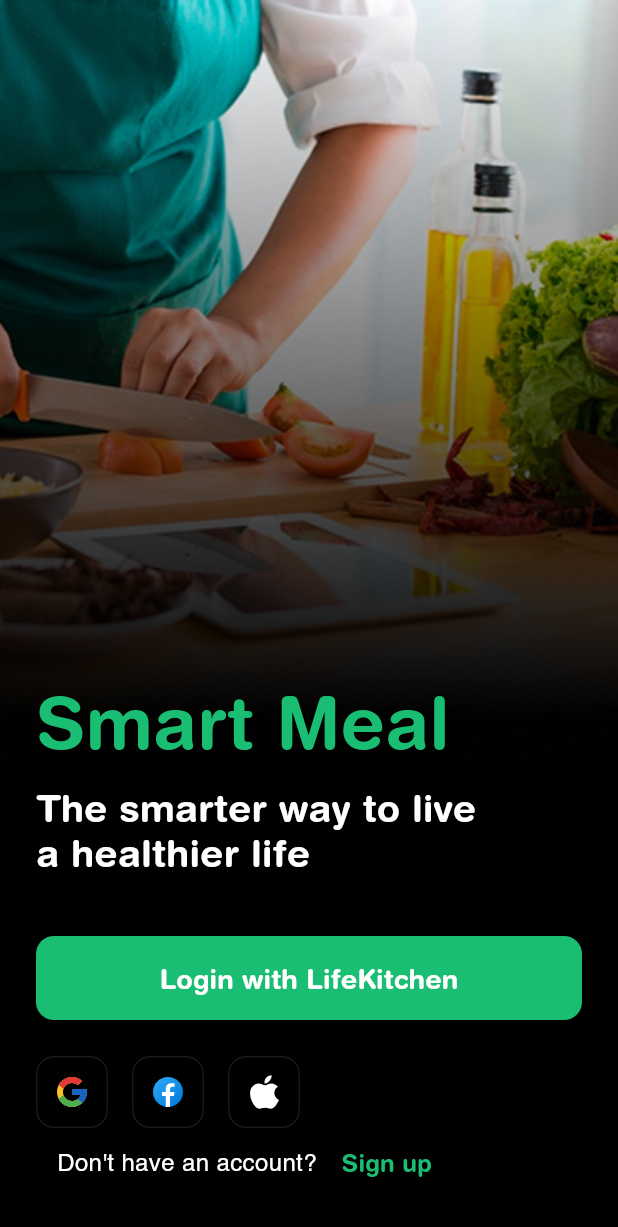
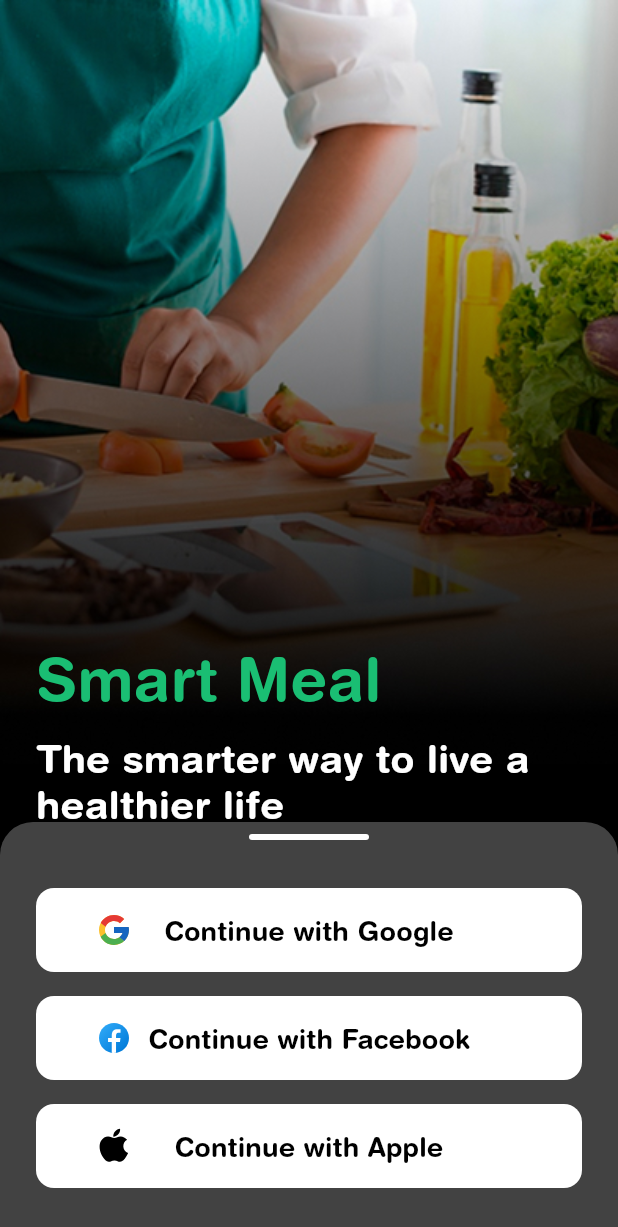
Before and after one commit to zxcfer/smart-meal, a Flutter app: the screen it shows after launch, after a tap on "Get Started", after a tap on "Login with LifeKitchen", on a phone screen of 412 x 824 dp. Shown: the top 1227 px of the screen. Run offline on Flutter 3.47's test engine with Material 3 defaults, Android fonts, the light colour scheme and no system bars; our stand-ins replace auto_route, dio, equatable, flutter_bloc, flutter_svg, get_it and 2 more.

Commit message:
feat: social logins added

```diff
--- a/lib/core/constants/app_images.dart
+++ b/lib/core/constants/app_images.dart
@@ -7,4 +7,5 @@ class AppImages {
   static const String googleIcon = 'assets/icons/google.svg';
   static const String facebookIcon = 'assets/icons/facebook.svg';
   static const String appleIcon = 'assets/icons/apple.svg';
+  static const String appleBlackIcon = 'assets/icons/apple_black.svg';
 }
--- a/lib/core/router/app_router.dart
+++ b/lib/core/router/app_router.dart
@@ -1,7 +1,7 @@
 import 'package:auto_route/auto_route.dart';
 import 'package:smart_meal/features/auth/presentation/pages/login_page.dart';
+import 'package:smart_meal/features/auth/presentation/pages/onboarding_page.dart';
 import 'package:smart_meal/features/home/presentation/pages/home_page.dart';
-import 'package:smart_meal/features/onboarding/presentation/pages/onboarding_page.dart';
 import 'package:smart_meal/features/profile/presentation/pages/profile_page.dart';
 
 part 'app_router.gr.dart';
@@ -10,9 +10,33 @@ part 'app_router.gr.dart';
 class AppRouter extends _$AppRouter {
   @override
   List<AutoRoute> get routes => [
-        AutoRoute(page: OnboardingRoute.page, initial: true),
-        AutoRoute(page: LoginRoute.page),
-        AutoRoute(page: HomeRoute.page),
-        AutoRoute(page: ProfileRoute.page),
+        CustomRoute(
+          page: OnboardingRoute.page,
+          initial: true,
+          transitionsBuilder: TransitionsBuilders.fadeIn,
+          durationInMilliseconds: 400,
+        ),
+        CustomRoute(
+          page: LoginRoute.page,
+          transitionsBuilder: TransitionsBuilders.fadeIn,
+          durationInMilliseconds: 400,
+        ),
+        CustomRoute(
+          page: HomeRoute.page,
+          transitionsBuilder: TransitionsBuilders.slideRight,
+          durationInMilliseconds: 400,
+        ),
+        CustomRoute(
+          page: ProfileRoute.page,
+          transitionsBuilder: TransitionsBuilders.slideRight,
+          durationInMilliseconds: 400,
+        ),
       ];
+
+  @override
+  RouteType get defaultRouteType => RouteType.custom(
+        transitionsBuilder: TransitionsBuilders.fadeIn,
+        durationInMilliseconds: 400,
+        reverseDurationInMilliseconds: 400,
+      );
 }
--- a/lib/features/auth/presentation/pages/login_page.dart
+++ b/lib/features/auth/presentation/pages/login_page.dart
@@ -3,10 +3,30 @@ import 'package:flutter/material.dart';
 import 'package:flutter_svg/flutter_svg.dart';
 import 'package:smart_meal/core/constants/app_images.dart';
 import 'package:smart_meal/core/theme/app_colors.dart';
+import 'package:smart_meal/features/auth/presentation/widgets/social_login_bottom_sheet.dart';
 
 @RoutePage()
 class LoginPage extends StatelessWidget {
   const LoginPage({super.key});
+
+  void _showSocialLoginBottomSheet(BuildContext context) {
+    showModalBottomSheet(
+      context: context,
+      backgroundColor: Colors.transparent,
+      isScrollControlled: true,
+      enableDrag: true,
+      isDismissible: true,
+      useSafeArea: true,
+
+      barrierColor: Colors.transparent,
+      builder: (context) => Padding(
+        padding: EdgeInsets.only(
+          bottom: MediaQuery.of(context).viewInsets.bottom,
+        ),
+        child: const SocialLoginBottomSheet(),
+      ),
+    );
+  }
 
   @override
   Widget build(BuildContext context) {
@@ -37,17 +57,17 @@ class LoginPage extends StatelessWidget {
                     'Smart Meal',
                     style: TextStyle(
                       color: AppColors.primary,
-                      fontSize: 48,
+                      fontSize: 40,
                       fontWeight: FontWeight.w600,
                       height: 1.1,
                     ),
                   ),
                   const SizedBox(height: 16),
                   const Text(
-                    'The smarter way to live\na healthier life',
+                    'The smarter way to live a healthier life',
                     style: TextStyle(
                       color: Colors.white,
-                      fontSize: 25,
+                      fontSize: 26,
                       fontWeight: FontWeight.w600,
                       height: 1.2,
                     ),
@@ -57,7 +77,7 @@ class LoginPage extends StatelessWidget {
                     width: double.infinity,
                     height: 56,
                     child: ElevatedButton(
-                      onPressed: () {},
+                      onPressed: () => _showSocialLoginBottomSheet(context),
                       style: ElevatedButton.styleFrom(
                         backgroundColor: AppColors.primary,
                         foregroundColor: Colors.white,
@@ -97,7 +117,9 @@ class LoginPage extends StatelessWidget {
                   Row(
                     mainAxisAlignment: MainAxisAlignment.start,
                     children: [
-                      const SizedBox(width: 14),
+                      SizedBox(
+                        width: 10,
+                      ),
                       const Text(
                         'Don\'t have an account? ',
                         style: TextStyle(
@@ -118,6 +140,7 @@ class LoginPage extends StatelessWidget {
                       ),
                     ],
                   ),
+                  const SizedBox(height: 32),
                 ],
               ),
             ),
--- a/lib/features/onboarding/presentation/pages/onboarding_page.dart
+++ b/lib/features/auth/presentation/pages/onboarding_page.dart
@@ -23,23 +23,8 @@ class OnboardingPage extends StatelessWidget {
             child: Image.asset(
               AppImages.onboardingImage,
               fit: BoxFit.cover,
-              )),
-
-          // Container(
-          //   decoration: BoxDecoration(
-          //     gradient: LinearGradient(
-          //       begin: Alignment.topCenter,
-          //       end: Alignment.bottomCenter,
-          //       colors: [
-          //         Colors.black.withOpacity(0.3),
-          //         Colors.black.withOpacity(0.7),
-          //         Colors.black.withOpacity(0.9),
-          //         Colors.black,
-          //       ],
-          //     ),
-          //   ),
-          // ),
-          // Content
+            ),
+          ),
 
           SafeArea(
             child: Padding(
@@ -52,7 +37,7 @@ class OnboardingPage extends StatelessWidget {
                     'Smart Meal',
                     style: TextStyle(
                       color: AppColors.primary,
-                      fontSize: 48,
+                      fontSize: 40,
                       fontWeight: FontWeight.bold,
                       height: 1.1,
                     ),
@@ -62,17 +47,17 @@ class OnboardingPage extends StatelessWidget {
                     'Instant meal plans from the food you have.',
                     style: TextStyle(
                       color: Colors.white,
-                      fontSize: 30,
+                      fontSize: 26,
                       fontWeight: FontWeight.w600,
                       height: 1.2,
                     ),
                   ),
                   const SizedBox(height: 24),
                   const Text(
-                    'Snap a picture of the food in your pantry,\nfridge and freezer then our AI will create a\nday or weekly meal plan.',
+                    'Snap a picture of the food in your pantry,fridge and freezer then our AI will create a day or weekly meal plan.',
                     style: TextStyle(
                       color: Colors.white70,
-                      fontSize: 18,
+                      fontSize: 16,
                       height: 1.5,
                     ),
                   ),
--- /dev/null
+++ b/lib/features/auth/presentation/widgets/social_login_bottom_sheet.dart
@@ -0,0 +1,171 @@
+import 'package:flutter/material.dart';
+import 'package:flutter_svg/flutter_svg.dart';
+import 'package:smart_meal/core/constants/app_images.dart';
+
+class SocialLoginBottomSheet extends StatefulWidget {
+  const SocialLoginBottomSheet({super.key});
+
+  @override
+  State<SocialLoginBottomSheet> createState() => _SocialLoginBottomSheetState();
+}
+
+class _SocialLoginBottomSheetState extends State<SocialLoginBottomSheet>
+    with SingleTickerProviderStateMixin {
+  late AnimationController _animationController;
+
+  @override
+  void initState() {
+    super.initState();
+    _animationController = AnimationController(
+      vsync: this,
+      duration: const Duration(milliseconds: 600),
+    );
+
+    _animationController.forward();
+  }
+
+  @override
+  void dispose() {
+    _animationController.dispose();
+    super.dispose();
+  }
+
+  @override
+  Widget build(BuildContext context) {
+    return Container(
+      decoration: BoxDecoration(
+        color: Colors.grey.shade800,
+        borderRadius: BorderRadius.vertical(top: Radius.circular(22)),
+      ),
+      child: Column(
+        mainAxisSize: MainAxisSize.min,
+        children: [
+          const SizedBox(height: 8),
+          // Drag Handle
+          Container(
+            width: 80,
+            height: 4,
+            decoration: BoxDecoration(
+              color: Colors.white,
+              borderRadius: BorderRadius.circular(2),
+            ),
+          ),
+          const SizedBox(height: 32),
+
+          // Social Login Buttons
+          Padding(
+            padding: const EdgeInsets.symmetric(horizontal: 24),
+            child: Column(
+              children: [
+                _SocialLoginButton(
+                  icon: AppImages.googleIcon,
+                  text: 'Continue with Google',
+                  onPressed: () {},
+                  animation: _getDelayedAnimation(0),
+                ),
+                const SizedBox(height: 16),
+                _SocialLoginButton(
+                  icon: AppImages.facebookIcon,
+                  text: 'Continue with Facebook',
+                  onPressed: () {},
+                  animation: _getDelayedAnimation(1),
+                ),
+                const SizedBox(height: 16),
+                _SocialLoginButton(
+                  icon: AppImages.appleBlackIcon,
+                  text: 'Continue with Apple',
+                  onPressed: () {},
+                  animation: _getDelayedAnimation(2),
+                ),
+              ],
+            ),
+          ),
+          const SizedBox(height: 32),
+        ],
+      ),
+    );
+  }
+
+  Animation<double> _getDelayedAnimation(int index) {
+    return Tween<double>(
+      begin: 0.0,
+      end: 1.0,
+    ).animate(CurvedAnimation(
+      parent: _animationController,
+      curve: Interval(
+        0.2 + (index * 0.1),
+        0.8 + (index * 0.1),
+        curve: Curves.easeOut,
+      ),
+    ));
+  }
+}
+
+class _SocialLoginButton extends StatelessWidget {
+  final String icon;
+  final String text;
+  final VoidCallback onPressed;
+  final Animation<double> animation;
+
+  const _SocialLoginButton({
+    required this.icon,
+    required this.text,
+    required this.onPressed,
+    required this.animation,
+  });
+
+  @override
+  Widget build(BuildContext context) {
+    return FadeTransition(
+      opacity: animation,
+      child: SlideTransition(
+        position: Tween<Offset>(
+          begin: const Offset(0, 0.2),
+          end: Offset.zero,
+        ).animate(animation),
+        child: SizedBox(
+          width: double.infinity,
+          height: 56,
+          child: ElevatedButton(
+            onPressed: onPressed,
+            style: ElevatedButton.styleFrom(
+              backgroundColor: Colors.white,
+              foregroundColor: Colors.black,
+              elevation: 0,
+              shape: RoundedRectangleBorder(
+                borderRadius: BorderRadius.circular(12),
+              ),
+            ),
+            child: Stack(
+              children: [
+                // Icon on the left
+                Positioned(
+                  left: 16,
+                  top: 0,
+                  bottom: 0,
+                  child: Center(
+                    child: SizedBox(
+                      width: 24,
+                      height: 24,
+                      child: SvgPicture.asset(icon),
+                    ),
+                  ),
+                ),
+                // Centered text
+                Center(
+                  child: Text(
+                    text,
+                    style: const TextStyle(
+                      fontSize: 18,
+                      fontWeight: FontWeight.w600,
+                    ),
+                  ),
+                ),
+              ],
+            ),
+          ),
+        ),
+      ),
+    );
+  }
+}
--- a/lib/main.dart
+++ b/lib/main.dart
@@ -1,10 +1,20 @@
 import 'package:flutter/material.dart';
+import 'package:flutter/services.dart';
 import 'package:flutter_bloc/flutter_bloc.dart';
 import 'package:smart_meal/core/router/app_router.dart';
 import 'package:smart_meal/core/theme/app_theme.dart';
 import 'package:smart_meal/core/theme/bloc/theme_bloc.dart';
 
 void main() {
+  WidgetsFlutterBinding.ensureInitialized();
+  SystemChrome.setSystemUIOverlayStyle(
+    const SystemUiOverlayStyle(
+      statusBarColor: Colors.transparent,
+      statusBarIconBrightness: Brightness.light,
+      systemNavigationBarColor: Colors.black,
+      systemNavigationBarIconBrightness: Brightness.light,
+    ),
+  );
   runApp(MyApp());
 }
 
@@ -26,6 +36,7 @@ class MyApp extends StatelessWidget {
             darkTheme: AppTheme.darkTheme,
             themeMode: isDarkMode ? ThemeMode.dark : ThemeMode.light,
             routerConfig: _appRouter.config(),
+            debugShowCheckedModeBanner: false,
           );
         },
       ),
```
Also changed, not shown: assets/icons/apple_black.svg (added). Lines whose indentation alone changed are shown as unchanged.
